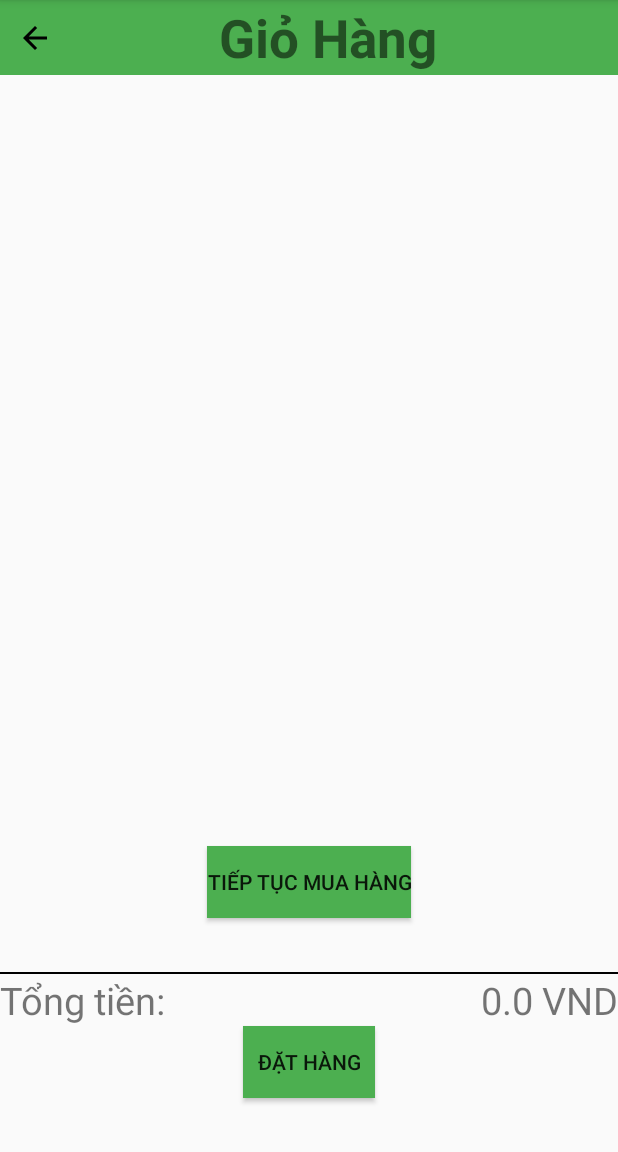
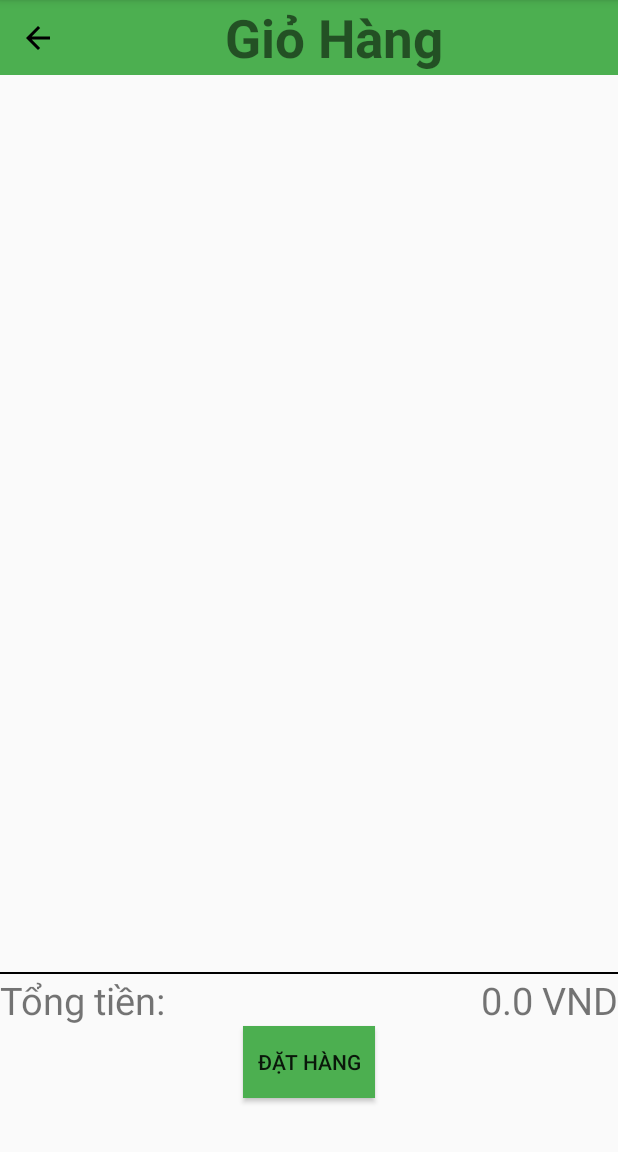
Before and after one commit to phuunguyen/ClientUser, an Android app: the GioHangActivity screen opened directly, with no data from a screen before it, on a phone screen of 412 x 824 dp, the part 84-1236 px from its top. Run offline under Robolectric (Android 15) with nearby library versions, the phone set to English and light mode, and no system bars; our stand-ins replace Firebase (no records; nobody signed in at launch, a user with empty details on screens opened directly), Picasso.

```diff
--- a/app/src/main/java/com/example/clientuser/GioHangActivity.java
+++ b/app/src/main/java/com/example/clientuser/GioHangActivity.java
@@ -38,7 +38,7 @@ public class GioHangActivity extends AppCompatActivity {
 
 
     ListView listViewCart;
-    Button btnContinue;
+    ImageButton imgButtonLeft;
     TextView txtTotalPrice;
 
     ArrayList<Cart> data = new ArrayList<>();
@@ -57,18 +57,13 @@ public class GioHangActivity extends AppCompatActivity {
     }
 
     private void setEvent() {
-        if (getIntent().getStringArrayListExtra("listProduct") != null) {
-            listProduct = getIntent().getStringArrayListExtra("listProduct");
-            saveArrayList(listProduct, "arrProduct");
-        } else {
-            if(getArrayList("arrProduct") != null){
-                listProduct = getArrayList("arrProduct");
-            }
+        if (getArrayList("listProduct") != null) {
+            listProduct = getArrayList("listProduct");
         }
         loadData();
         adapter = new CartAdapter(this, R.layout.listview_giohang, data);
         listViewCart.setAdapter(adapter);
-        btnContinue.setOnClickListener(new View.OnClickListener() {
+        imgButtonLeft.setOnClickListener(new View.OnClickListener() {
             @Override
             public void onClick(View v) {
                 onBackPressed();
@@ -78,7 +73,7 @@ public class GioHangActivity extends AppCompatActivity {
 
     private void setControl() {
         listViewCart = (ListView) findViewById(R.id.lvCart);
-        btnContinue = (Button) findViewById(R.id.btnContinue);
+        imgButtonLeft = (ImageButton) findViewById(R.id.imgButtonLeft);
         txtTotalPrice = (TextView) findViewById(R.id.totalPrice);
 
     }
@@ -131,15 +126,6 @@ public class GioHangActivity extends AppCompatActivity {
     }
 
 
-    public void saveArrayList(ArrayList<String> list, String key) {
-        SharedPreferences prefs = PreferenceManager.getDefaultSharedPreferences(this);
-        SharedPreferences.Editor editor = prefs.edit();
-        Gson gson = new Gson();
-        String json = gson.toJson(list);
-        editor.putString(key, json);
-        editor.apply();     // This line is IMPORTANT !!!
-    }
-
     public ArrayList<String> getArrayList(String key) {
         SharedPreferences prefs = PreferenceManager.getDefaultSharedPreferences(this);
         Gson gson = new Gson();
--- a/app/src/main/res/layout/activity_gio_hang.xml
+++ b/app/src/main/res/layout/activity_gio_hang.xml
@@ -11,7 +11,7 @@
 
         <ImageButton
             android:id="@+id/imgButtonLeft"
-            android:layout_width="46dp"
+            android:layout_width="50dp"
             android:layout_height="50dp"
             android:background="@color/appBackground"
             android:gravity="left"
@@ -46,15 +46,7 @@
         android:layout_height="0dp"
         android:layout_weight="1"
         android:gravity="center"
-        android:orientation="vertical">
-
-        <Button
-            android:id="@+id/btnContinue"
-            android:layout_width="wrap_content"
-            android:layout_height="wrap_content"
-            android:background="@color/appBackground"
-            android:text="Tiếp tục mua hàng"></Button>
-    </LinearLayout>
+        android:orientation="vertical"/>
 
     <LinearLayout
         android:layout_width="match_parent"
```
Also changed, not shown: app/src/main/java/com/example/clientuser/adapter/DoUongAdapter.java (+12 -4 lines).
